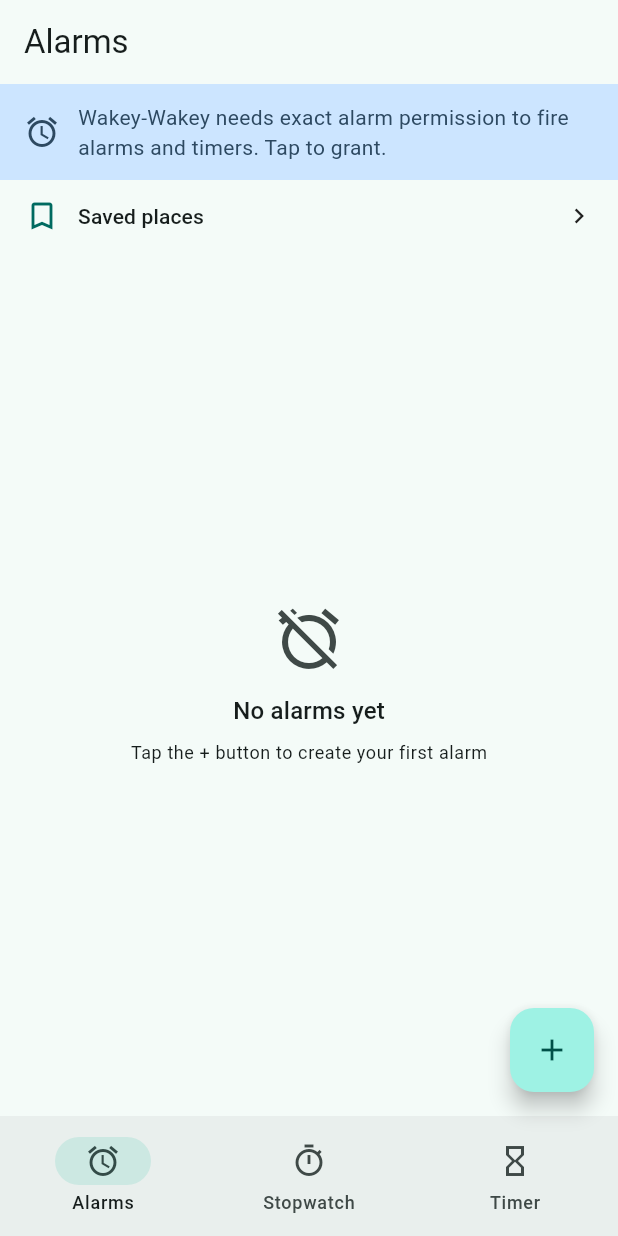
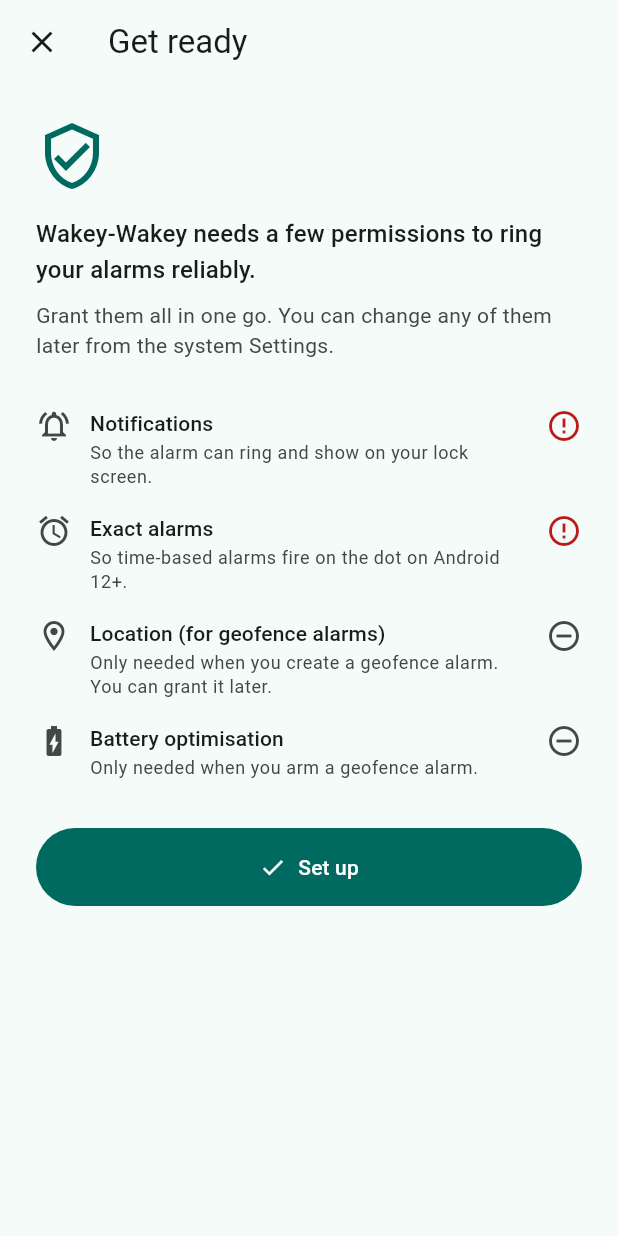
Before and after one commit to Bhalachandra13/wakey-alarm, a Flutter app: the screen it shows after launch, on a phone screen of 412 x 824 dp. Run offline on Flutter 3.47's test engine with Material 3 defaults, Android fonts, the phone set to English and light mode, and no system bars; our stand-ins replace clock, flutter_riverpod, google_maps_flutter, shared_preferences, sqflite; accounts and stored records are empty.

Commit message:
[Iter5] feat: unified permission setup wizard + consolidated health banner

```diff
--- /dev/null
+++ b/lib/presentation/screens/permissions_setup_screen.dart
@@ -0,0 +1,535 @@
+import 'package:flutter/material.dart';
+import 'package:flutter_riverpod/flutter_riverpod.dart';
+import 'package:shared_preferences/shared_preferences.dart';
+import 'package:wakey_alarm/domain/alarm.dart';
+import 'package:wakey_alarm/native_bridge/geofence_bridge.dart';
+import 'package:wakey_alarm/native_bridge/permission_bridge.dart';
+import 'package:wakey_alarm/presentation/providers/alarms_provider.dart';
+import 'package:wakey_alarm/presentation/screens/background_location_explanation_screen.dart';
+
+/// One-screen, one-button "Get ready" wizard that walks the user
+/// through every permission the app might need: notifications
+/// (so the ringing UI can show), exact alarm (so time-based
+/// alarms fire on Android 12+), foreground + background
+/// location (so geofence alarms work), and battery-optimization
+/// exemption (so OEM battery killers don't break alarms in
+/// the background).
+///
+/// Replaces the previous three separate banners on the alarms
+/// screen (`NotificationPermissionBanner`,
+/// `ExactAlarmPermissionBanner`, `_GeofenceHealthBanner`). The
+/// setup screen covers all of them, so the consolidation is
+/// behaviour-preserving: every check + request that lived in
+/// the individual banners is available here, just surfaced in
+/// one place with one primary action.
+///
+/// Triggers:
+///  * Auto-pushed on the first build of [AlarmsScreen] when
+///    the `permissions_setup_shown` SharedPreferences flag is
+///    false and at least one permission is missing — see
+///    [maybeAutoShowOnFirstRun]. After the wizard completes
+///    the flag is set so it doesn't auto-push again.
+///  * Pushed manually when the user taps "Fix" on the
+///    consolidated `_PermissionsHealthBanner`.
+class PermissionsSetupScreen extends ConsumerStatefulWidget {
+  const PermissionsSetupScreen({super.key});
+
+  /// Show the screen as a pushed route. Returns `true` if the
+  /// user completed the setup (tapped "Done" at the end or
+  /// every step was already good), `false` if they dismissed
+  /// via the close button without finishing.
+  static Future<bool> show(BuildContext context) async {
+    final result = await Navigator.of(context).push<bool>(
+      MaterialPageRoute(builder: (_) => const PermissionsSetupScreen()),
+    );
+    return result ?? false;
+  }
+
+  @override
+  ConsumerState<PermissionsSetupScreen> createState() =>
+      _PermissionsSetupScreenState();
+}
+
+class _PermissionsSetupScreenState
+    extends ConsumerState<PermissionsSetupScreen> {
+  // Cached statuses. `null` = not yet checked.
+  NativePermissionStatus? _notifStatus;
+  bool? _canScheduleExactAlarms;
+  LocationPermissionStatus? _locationStatus;
+  bool? _batteryExempt;
+  bool _running = false;
+
+  @override
+  void initState() {
+    super.initState();
+    _refreshAll();
+  }
+
+  Future<void> _refreshAll() async {
+    final perm = ref.read(permissionBridgeProvider);
+    final geo = ref.read(geofenceBridgeProvider);
+    final results = await Future.wait([
+      perm.getNotificationPermissionStatus(),
+      perm.canScheduleExactAlarms(),
+      geo.getPermissionStatus(),
+      geo.isBatteryOptimizationExempt(),
+    ]);
+    if (!mounted) return;
+    setState(() {
+      _notifStatus = results[0] as NativePermissionStatus;
+      _canScheduleExactAlarms = results[1] as bool;
+      _locationStatus = results[2] as LocationPermissionStatus;
+      _batteryExempt = results[3] as bool;
+    });
+  }
+
+  /// True if the user has at least one LOCATION alarm — the
+  /// trigger condition that makes the location + battery steps
+  /// *required* (rather than "not needed yet"). On a fresh
+  /// install with no alarms, location is presented as optional
+  /// so the user can defer it until they actually need a
+  /// geofence alarm.
+  bool _hasLocationAlarm() {
+    final alarms = ref.read(alarmsProvider).value ?? const <Alarm>[];
+    return alarms.any((a) => a.triggerType == AlarmTriggerType.location);
+  }
+
+  bool get _notifOk =>
+      _notifStatus == NativePermissionStatus.granted ||
+      _notifStatus == NativePermissionStatus.notRequired;
+  bool get _exactOk => _canScheduleExactAlarms == true;
+  bool get _locationOk =>
+      _locationStatus ==
+          LocationPermissionStatus.grantedForegroundAndBackground ||
+      _locationStatus == LocationPermissionStatus.grantedForegroundOnly ||
+      _locationStatus == LocationPermissionStatus.notRequired;
+  bool get _locationFullyOk =>
+      _locationStatus ==
+          LocationPermissionStatus.grantedForegroundAndBackground ||
+      _locationStatus == LocationPermissionStatus.notRequired;
+  bool get _batteryOk => _batteryExempt == true;
+
+  bool get _locationNeeded => _hasLocationAlarm();
+  bool get _batteryNeeded => _hasLocationAlarm();
+
+  bool get _allRequiredOk {
+    if (!_notifOk) return false;
+    if (!_exactOk) return false;
+    if (_locationNeeded && !_locationFullyOk) return false;
+    if (_batteryNeeded && !_batteryOk) return false;
+    return true;
+  }
+
+  Future<void> _runSetup() async {
+    if (_running) return;
+    setState(() => _running = true);
+    try {
+      await PermissionsSetupFlow.runAllMissing(
+        context: context,
+        ref: ref,
+        onProgress: () async {
+          // After each step, refresh statuses so the
+          // checklist updates live.
+          await _refreshAll();
+        },
+        isLocationNeeded: _locationNeeded,
+      );
+      await _refreshAll();
+    } finally {
+      if (mounted) setState(() => _running = false);
+    }
+  }
+
+  Future<void> _markShownAndClose({required bool completed}) async {
+    // Mark the auto-trigger flag so the wizard doesn't auto-push
+    // again on subsequent first-builds of the alarms screen.
+    final prefs = await SharedPreferences.getInstance();
+    await prefs.setBool(permissionsSetupShownKey, true);
+    if (!mounted) return;
+    Navigator.of(context).pop(completed);
+  }
+
+  @override
+  Widget build(BuildContext context) {
+    final theme = Theme.of(context);
+    return PopScope(
+      canPop: true,
+      onPopInvokedWithResult: (didPop, _) {
+        // The auto-trigger flag is set on Done. If the user
+        // dismisses via back/close without completing, the flag
+        // is NOT set, so the next first-build will re-offer
+        // the wizard. This is intentional: a user who closed
+        // the wizard before finishing probably wants the
+        // next-session reminder.
+        if (!didPop) return;
+      },
+      child: Scaffold(
+        appBar: AppBar(
+          title: const Text('Get ready'),
+          leading: IconButton(
+            key: const Key('permissionsSetupClose'),
+            icon: const Icon(Icons.close),
+            tooltip: 'Close',
+            onPressed: () => _markShownAndClose(completed: false),
+          ),
+        ),
+        body: SafeArea(
+          child: SingleChildScrollView(
+            padding: const EdgeInsets.all(24),
+            child: Column(
+              crossAxisAlignment: CrossAxisAlignment.start,
+              children: [
+                Icon(
+                  Icons.verified_user_outlined,
+                  size: 48,
+                  color: theme.colorScheme.primary,
+                ),
+                const SizedBox(height: 16),
+                Text(
+                  'Wakey-Wakey needs a few permissions to ring your alarms reliably.',
+                  style: theme.textTheme.titleMedium,
+                ),
+                const SizedBox(height: 8),
+                Text(
+                  'Grant them all in one go. You can change any of them later from the system Settings.',
+                  style: theme.textTheme.bodyMedium?.copyWith(
+                    color: theme.colorScheme.onSurfaceVariant,
+                  ),
+                ),
+                const SizedBox(height: 24),
+                _ChecklistRow(
+                  icon: Icons.notifications_active_outlined,
+                  title: 'Notifications',
+                  description:
+                      'So the alarm can ring and show on your lock screen.',
+                  isOk: _notifOk,
+                  isNeeded: true,
+                ),
+                _ChecklistRow(
+                  icon: Icons.alarm_outlined,
+                  title: 'Exact alarms',
+                  description:
+                      'So time-based alarms fire on the dot on Android 12+.',
+                  isOk: _exactOk,
+                  isNeeded: true,
+                ),
+                _ChecklistRow(
+                  icon: Icons.location_on_outlined,
+                  title: 'Location (for geofence alarms)',
+                  description: _locationNeeded
+                      ? 'Needed for your geofence alarm. Background location lets the alarm fire when the app is closed.'
+                      : 'Only needed when you create a geofence alarm. You can grant it later.',
+                  isOk: _locationOk,
+                  isNeeded: _locationNeeded,
+                ),
+                _ChecklistRow(
+                  icon: Icons.battery_charging_full_outlined,
+                  title: 'Battery optimisation',
+                  description: _batteryNeeded
+                      ? 'Lets the alarm survive aggressive battery savers on some devices.'
+                      : 'Only needed when you arm a geofence alarm.',
+                  isOk: _batteryOk,
+                  isNeeded: _batteryNeeded,
+                ),
+                const SizedBox(height: 24),
+                if (_allRequiredOk)
+                  _AllSetCard(
+                    onClose: () => _markShownAndClose(completed: true),
+                  )
+                else
+                  SizedBox(
+                    width: double.infinity,
+                    child: FilledButton.icon(
+                      key: const Key('permissionsSetupRunButton'),
+                      onPressed: _running ? null : _runSetup,
+                      icon: _running
+                          ? const SizedBox(
+                              width: 18,
+                              height: 18,
+                              child: CircularProgressIndicator(strokeWidth: 2),
+                            )
+                          : const Icon(Icons.check),
+                      label: Text(_running ? 'Setting up…' : 'Set up'),
+                      style: FilledButton.styleFrom(
+                        padding: const EdgeInsets.symmetric(vertical: 16),
+                      ),
+                    ),
+                  ),
+              ],
+            ),
+          ),
+        ),
+      ),
+    );
+  }
+}
+
+/// SharedPreferences key used to gate the first-run auto-push.
+/// `true` means the wizard has been shown at least once (whether
+/// completed or not — the next first-build will re-show the
+/// banner but won't auto-push the wizard again).
+const String permissionsSetupShownKey = 'permissions_setup_shown';
+
+/// Maybe auto-push the [PermissionsSetupScreen] on the first
+/// build of the alarms screen. Called from `addPostFrameCallback`
+/// so the push happens after the first frame is laid out.
+///
+/// The push is suppressed if:
+///  * The setup has been shown at least once before (flag set), or
+///  * Every required permission is already granted (nothing to
+///    do, and the consolidated banner is hidden anyway).
+///
+/// Returns `true` if the wizard was pushed (so the caller can
+/// avoid double-pushing if it also handles the banner's "Fix"
+/// button).
+Future<bool> maybeAutoShowPermissionsSetup(
+  BuildContext context,
+  WidgetRef ref,
+) async {
+  final prefs = await SharedPreferences.getInstance();
+  if (prefs.getBool(permissionsSetupShownKey) ?? false) {
+    return false;
+  }
+  if (!context.mounted) return false;
+  // Only auto-push if the consolidated banner would actually
+  // show something — i.e., at least one required permission
+  // is missing. The banner itself does the per-status check;
+  // here we do a quick "any missing?" so a fully-permissioned
+  // user never sees an empty wizard.
+  final perm = ref.read(permissionBridgeProvider);
+  final geo = ref.read(geofenceBridgeProvider);
+  final results = await Future.wait([
+    perm.getNotificationPermissionStatus(),
+    perm.canScheduleExactAlarms(),
+    geo.getPermissionStatus(),
+  ]);
+  final notifGranted =
+      results[0] == NativePermissionStatus.granted ||
+      results[0] == NativePermissionStatus.notRequired;
+  final exactGranted = results[1] == true;
+  final locationGranted =
+      results[2] == LocationPermissionStatus.grantedForegroundAndBackground ||
+      results[2] == LocationPermissionStatus.grantedForegroundOnly ||
+      results[2] == LocationPermissionStatus.notRequired;
+  if (notifGranted && exactGranted && locationGranted) {
+    // Everything is good — mark the flag so we don't check again
+    // on every first-build of the alarms screen.
+    await prefs.setBool(permissionsSetupShownKey, true);
+    return false;
+  }
+  if (!context.mounted) return false;
+  await PermissionsSetupScreen.show(context);
+  return true;
+}
+
+/// One row of the setup checklist. Renders the icon, title,
+/// description, and a trailing status indicator (green check
+/// when OK, grey dash when "not needed yet", warning icon
+/// when missing).
+class _ChecklistRow extends StatelessWidget {
+  const _ChecklistRow({
+    required this.icon,
+    required this.title,
+    required this.description,
+    required this.isOk,
+    required this.isNeeded,
+  });
+
+  final IconData icon;
+  final String title;
+  final String description;
+  final bool isOk;
+  final bool isNeeded;
+
+  @override
+  Widget build(BuildContext context) {
+    final theme = Theme.of(context);
+    final showOk = isOk;
+    final showMissing = !isOk && isNeeded;
+    final trailing = showOk
+        ? Icon(Icons.check_circle, color: theme.colorScheme.primary)
+        : showMissing
+        ? Icon(Icons.error_outline, color: theme.colorScheme.error)
+        : Icon(
+            Icons.remove_circle_outline,
+            color: theme.colorScheme.onSurfaceVariant,
+          );
+    return Padding(
+      padding: const EdgeInsets.symmetric(vertical: 8),
+      child: Row(
+        crossAxisAlignment: CrossAxisAlignment.start,
+        children: [
+          Icon(icon, color: theme.colorScheme.onSurfaceVariant),
+          const SizedBox(width: 12),
+          Expanded(
+            child: Column(
+              crossAxisAlignment: CrossAxisAlignment.start,
+              children: [
+                Text(title, style: theme.textTheme.titleSmall),
+                const SizedBox(height: 2),
+                Text(
+                  description,
+                  style: theme.textTheme.bodySmall?.copyWith(
+                    color: theme.colorScheme.onSurfaceVariant,
+                  ),
+                ),
+              ],
+            ),
+          ),
+          const SizedBox(width: 8),
+          trailing,
+        ],
+      ),
+    );
+  }
+}
+
+class _AllSetCard extends StatelessWidget {
+  const _AllSetCard({required this.onClose});
+  final VoidCallback onClose;
+
+  @override
+  Widget build(BuildContext context) {
+    final theme = Theme.of(context);
+    return Card(
+      key: const Key('permissionsSetupAllSet'),
+      color: theme.colorScheme.primaryContainer,
+      child: Padding(
+        padding: const EdgeInsets.all(16),
+        child: Column(
+          crossAxisAlignment: CrossAxisAlignment.start,
+          children: [
+            Row(
+              children: [
+                Icon(
+                  Icons.celebration_outlined,
+                  color: theme.colorScheme.onPrimaryContainer,
+                ),
+                const SizedBox(width: 8),
+                Text(
+                  'All set!',
+                  style: theme.textTheme.titleMedium?.copyWith(
+                    color: theme.colorScheme.onPrimaryContainer,
+                  ),
+                ),
+              ],
+            ),
+            const SizedBox(height: 8),
+            Text(
+              'Every required permission is granted. Your alarms will ring reliably.',
+              style: theme.textTheme.bodyMedium?.copyWith(
+                color: theme.colorScheme.onPrimaryContainer,
+              ),
+            ),
+            const SizedBox(height: 12),
+            SizedBox(
+              width: double.infinity,
+              child: FilledButton(
+                key: const Key('permissionsSetupDoneButton'),
+                onPressed: onClose,
+                child: const Text('Done'),
+              ),
+            ),
+          ],
+        ),
+      ),
+    );
+  }
+}
+
+/// Walks the user through every missing permission in a single
+/// pass. Each step is gated on "is this actually missing?" so
+/// it's safe to call unconditionally. Used by the setup screen's
+/// "Set up" button.
+class PermissionsSetupFlow {
+  const PermissionsSetupFlow._();
+
+  /// Runs the canonical order: notifications → exact alarms →
+  /// foreground location → background location explanation →
+  /// background location → battery optimization (nudge).
+  /// `onProgress` is awaited after each individual request so
+  /// the caller can refresh its checklist.
+  /// `isLocationNeeded` controls whether the location + battery
+  /// steps are treated as required (true) or skipped as
+  /// "not needed yet" (false).
+  static Future<void> runAllMissing({
+    required BuildContext context,
+    required WidgetRef ref,
+    required Future<void> Function() onProgress,
+    required bool isLocationNeeded,
+  }) async {
+    final perm = ref.read(permissionBridgeProvider);
+    final geo = ref.read(geofenceBridgeProvider);
+
+    // 1. Notifications.
+    var notif = await perm.getNotificationPermissionStatus();
+    if (notif == NativePermissionStatus.denied) {
+      notif = await perm.requestNotificationPermission();
+      await onProgress();
+    }
+
+    // 2. Exact alarms.
+    var canExact = await perm.canScheduleExactAlarms();
+    if (!canExact) {
+      await perm.requestExactAlarmPermission();
+      canExact = await perm.canScheduleExactAlarms();
+      await onProgress();
+    }
+
+    if (!isLocationNeeded) return;
+
+    // 3. Foreground location.
+    var loc = await geo.getPermissionStatus();
+    if (loc == LocationPermissionStatus.denied) {
+      loc = await geo.requestForegroundLocation();
+      await onProgress();
+    }
+
+    // 4. Background location (only after foreground is granted;
+    //    and the user has to accept the explanation first).
+    if (loc == LocationPermissionStatus.grantedForegroundOnly &&
+        context.mounted) {
+      final accepted = await BackgroundLocationExplanationScreen.show(context);
+      if (accepted) {
+        loc = await geo.requestBackgroundLocation();
+        await onProgress();
+      }
+    }
+
+    // 5. Battery optimization nudge. Only ask if we got to
+    //    this point (i.e., the user has or is about to have a
+    //    geofence alarm) — otherwise the nudge is premature.
+    final batteryExempt = await geo.isBatteryOptimizationExempt();
+    if (!batteryExempt && context.mounted) {
+      // Soft ask: a confirm dialog, then open battery settings.
+      // The user can decline — the consolidated banner will keep
+      // reminding them.
+      final accepted = await showDialog<bool>(
+        context: context,
+        builder: (ctx) => AlertDialog(
+          title: const Text('Battery optimisation'),
+          content: const Text(
+            'On some devices, aggressive battery savers can stop '
+            'alarms from firing. Adding Wakey-Wakey to the '
+            'battery-optimisation exception list prevents this. '
+            'Open the system Settings to add the exception?',
+          ),
+          actions: [
+            TextButton(
+              onPressed: () => Navigator.of(ctx).pop(false),
+              child: const Text('Not now'),
+            ),
+            FilledButton(
+              onPressed: () => Navigator.of(ctx).pop(true),
+              child: const Text('Open Settings'),
+            ),
+          ],
+        ),
+      );
+      if (accepted == true) {
+        await geo.requestBatteryOptimizationExemption();
+        await onProgress();
+      }
+    }
+  }
+}
```
Also changed, not shown: lib/presentation/screens/alarms_screen.dart (+132 -45 lines), 4 other files.
